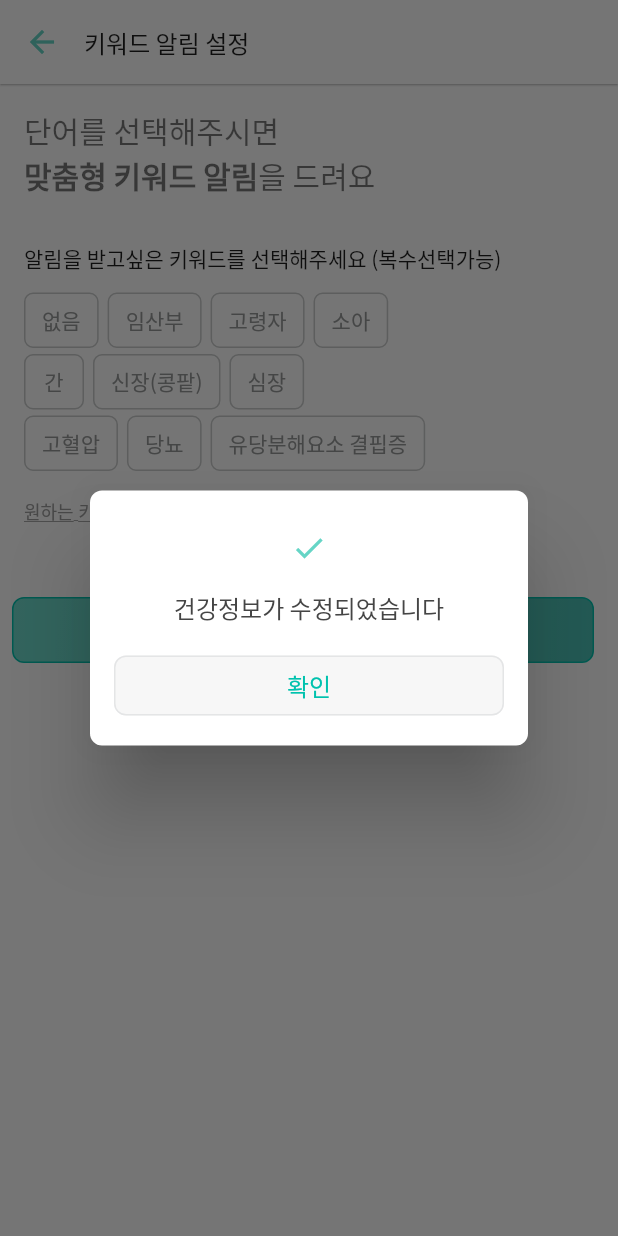
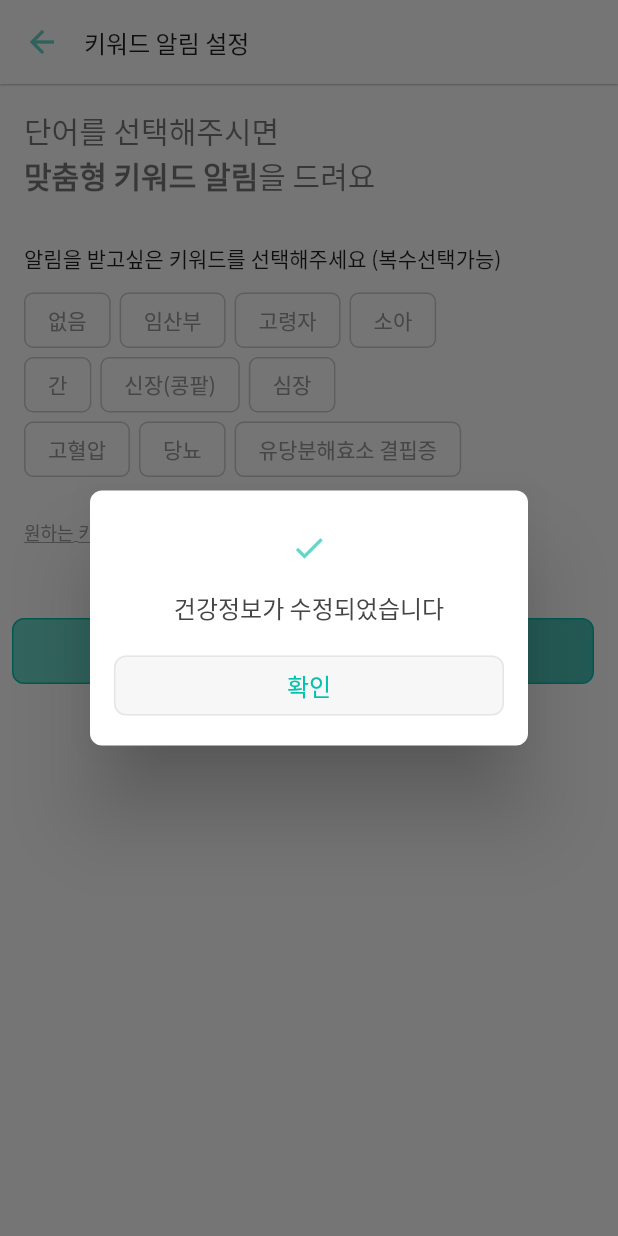
Before and after one commit to Semodrug/semo_ver2, a Flutter app: the EditHealthPage screen opened directly with empty values, after a tap on "저장하기", on a phone screen of 412 x 824 dp. Run offline on Flutter 3.47's test engine with Material 2 defaults, Android fonts, the phone set to English and light mode, and no system bars; our stand-ins replace camera, cloud_firestore, firebase_auth, firebase_core, firebase_storage, fl_chart and 7 more; missing offline and left inert: camera_platform_interface, dynamic_text_highlighting, firebase_ml_vision, flutter_facebook_auth; accounts and stored records are empty; Roboto replaces fonts that are missing (Noto Sans KR).

Commit message:
[UPDATE] UI

```diff
--- a/flutter_launcher_icons.yaml
+++ b/flutter_launcher_icons.yaml
@@ -1,4 +1,4 @@
 flutter_icons:
   android: "launcher_icon"
   ios: true
-  image_path: "assets/icon/icon.png"
+  image_path: "assets/logo/logo.png"
--- a/lib/drug_info/general_edit.dart
+++ b/lib/drug_info/general_edit.dart
@@ -217,6 +217,8 @@ class _GeneralEditState extends State<GeneralEdit> {
           onPressed: () {
             DatePicker.showDatePicker(context,
                 showTitleActions: true,
+                theme: DatePickerTheme(
+                    doneStyle: TextStyle(color: primary500_light_text)),
                 minTime: DateTime.now(),
                 maxTime: DateTime(2100, 12, 31),
                 onChanged: (date) {}, onConfirm: (date) async {
--- a/lib/drug_info/general_expiration.dart
+++ b/lib/drug_info/general_expiration.dart
@@ -189,6 +189,8 @@ class _GeneralExpirationState extends State<GeneralExpiration> {
           onPressed: () {
             DatePicker.showDatePicker(context,
                 showTitleActions: true,
+                theme: DatePickerTheme(
+                    doneStyle: TextStyle(color: primary500_light_text)),
                 minTime: DateTime.now(),
                 maxTime: DateTime(2100, 12, 31),
                 onChanged: (date) {}, onConfirm: (date) async {
--- a/lib/drug_info/prepared_edit.dart
+++ b/lib/drug_info/prepared_edit.dart
@@ -147,6 +147,8 @@ class _PreparedEditState extends State<PreparedEdit> {
             onPressed: () {
               DatePicker.showDatePicker(context,
                   showTitleActions: true,
+                  theme: DatePickerTheme(
+                      doneStyle: TextStyle(color: primary500_light_text)),
                   minTime: DateTime(2000, 1, 1),
                   maxTime: DateTime(2030, 12, 31),
                   onChanged: (date) {}, onConfirm: (date) async {
--- a/lib/drug_info/prepared_expiration.dart
+++ b/lib/drug_info/prepared_expiration.dart
@@ -125,6 +125,8 @@ class _PreparedExpirationState extends State<PreparedExpiration> {
             onPressed: () {
               DatePicker.showDatePicker(context,
                   showTitleActions: true,
+                  theme: DatePickerTheme(
+                      doneStyle: TextStyle(color: primary500_light_text)),
                   minTime: DateTime(2000, 1, 1),
                   maxTime: DateTime(2030, 12, 31),
                   onChanged: (date) {}, onConfirm: (date) async {
--- a/lib/home/home.dart
+++ b/lib/home/home.dart
@@ -84,7 +84,9 @@ class _HomePageState extends State<HomePage> {
         stream: DatabaseService(uid: user.uid).savedDrugs,
         builder: (context, snapshot) {
           if (!snapshot.hasData) {
-            return Center(child: CircularProgressIndicator(),);
+            return Center(
+              child: CircularProgressIndicator(),
+            );
           }
           return _buildList(context, snapshot.data);
         });
@@ -92,7 +94,7 @@ class _HomePageState extends State<HomePage> {
 
   Widget _buildList(BuildContext context, List<SavedDrug> snapshot) {
     double mw = MediaQuery.of(context).size.width;
-    print('ㅇㅇㅇ'+mw.toString());
+    print('ㅇㅇㅇ' + mw.toString());
     num = 0;
     int check = 0;
     int count = snapshot.length;
@@ -141,14 +143,20 @@ class _HomePageState extends State<HomePage> {
                           borderRadius: BorderRadius.circular(4.0),
                         ),
                         child: Center(
-                          child: Text(
-                            ' + 추가하기',
+                            child: Row(
+                          mainAxisAlignment: MainAxisAlignment.center,
+                          children: [
+                            Icon(Icons.add, color: gray0_white, size: 16),
+                            Text(
+                              '추가하기',
                               style: Theme.of(context)
                                   .textTheme
                                   .subtitle1
-                                .copyWith(color: Colors.white,  ),
-                          )
-                        )),
+                                  .copyWith(color: gray0_white),
+                            ),
+                            SizedBox(width: 2)
+                          ],
+                        ))),
                   ),
                 ],
               ),
@@ -166,13 +174,12 @@ class _HomePageState extends State<HomePage> {
             padding: EdgeInsets.zero,
             shrinkWrap: true,
             physics: const ClampingScrollPhysics(),
-            itemCount: snapshot.length + 1 ,
+            itemCount: snapshot.length + 1,
             itemBuilder: (context, index) {
               check++;
-              if(check == snapshot.length + 1 ){
+              if (check == snapshot.length + 1) {
                 return Container(height: 30);
-              }
-              else
+              } else
                 return _buildListItem(context, snapshot[index]);
             },
           ),
@@ -262,7 +269,6 @@ class _HomePageState extends State<HomePage> {
           // context,
           // CupertinoPageRoute(builder: (_) => ReviewPage(data.itemSeq))
           // )
-
         },
         child: Container(
           decoration: BoxDecoration(
@@ -1121,12 +1127,19 @@ class _HomePageState extends State<HomePage> {
                         color: primary300_main,
                         borderRadius: BorderRadius.circular(4.0),
                       ),
-                      child: Text(
-                        ' + 추가하기',
+                      child: Row(
+                        mainAxisAlignment: MainAxisAlignment.center,
+                        children: [
+                          Icon(Icons.add, color: gray0_white, size: 16),
+                          Text(
+                            '추가하기',
                             style: Theme.of(context)
                                 .textTheme
                                 .subtitle1
                                 .copyWith(color: gray0_white),
+                          ),
+                          SizedBox(width: 2)
+                        ],
                       )),
                 ),
               ],
--- a/lib/mypage/2_edit_health.dart
+++ b/lib/mypage/2_edit_health.dart
@@ -115,7 +115,7 @@ class _EditHealthPageState extends State<EditHealthPage> {
                             children: [
                               chooseKeywords(),
                               SizedBox(
-                                height: 10,
+                                height: 20,
                               ),
                               InkWell(
                                 child: Padding(
@@ -220,7 +220,7 @@ class _EditHealthPageState extends State<EditHealthPage> {
               _exclusiveMultiButton(3, _isKeywordList, '소아'),
             ],
           ),
-          SizedBox(height: 4.0),
+          SizedBox(height: 6.0),
           Row(
             children: [
               _exclusiveMultiButton(4, _isKeywordList, '간'),
@@ -230,14 +230,14 @@ class _EditHealthPageState extends State<EditHealthPage> {
               _exclusiveMultiButton(6, _isKeywordList, '심장'),
             ],
           ),
-          SizedBox(height: 4.0),
+          SizedBox(height: 6.0),
           Row(
             children: [
               _exclusiveMultiButton(7, _isKeywordList, '고혈압'),
               SizedBox(width: 6),
               _exclusiveMultiButton(8, _isKeywordList, '당뇨'),
               SizedBox(width: 6),
-              _exclusiveMultiButton(9, _isKeywordList, '유당분해요소 결핍증'),
+              _exclusiveMultiButton(9, _isKeywordList, '유당분해효소 결핍증'),
             ],
           ),
         ],
@@ -456,7 +456,7 @@ class _EditHealthPageState extends State<EditHealthPage> {
             side: BorderSide(
                 color: isPressed[index] ? primary300_main : gray200)),
         color: Colors.white,
-        padding: EdgeInsets.symmetric(vertical: 8.0, horizontal: 12.0),
+        padding: EdgeInsets.symmetric(vertical: 8.0, horizontal: 16.0),
         onPressed: () {
           setState(() {
             // 0번 버튼을 누르면 나머지 버튼 값은 모두 false
```
Also changed, not shown: lib/home/search_screen.dart (+78 -69 lines), lib/review/drug_info.dart (+81 -56 lines), assets/logo/logo.png (renamed from assets/logo/icon.png), 20 other files. Lines whose indentation alone changed are shown as unchanged.
